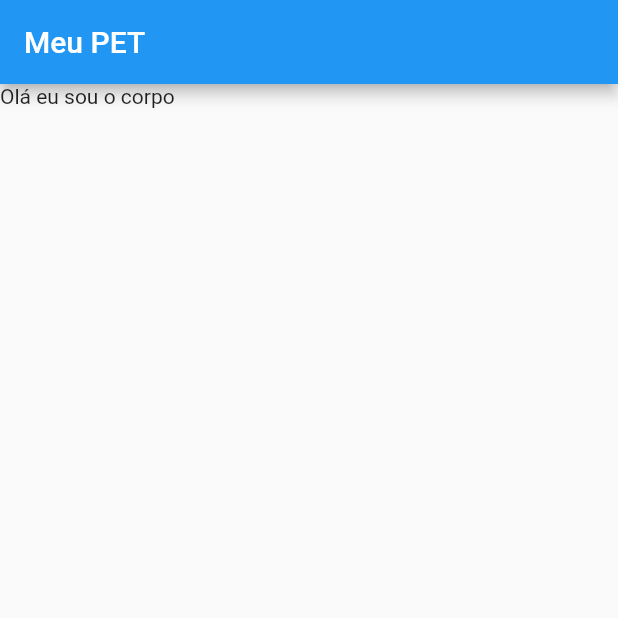
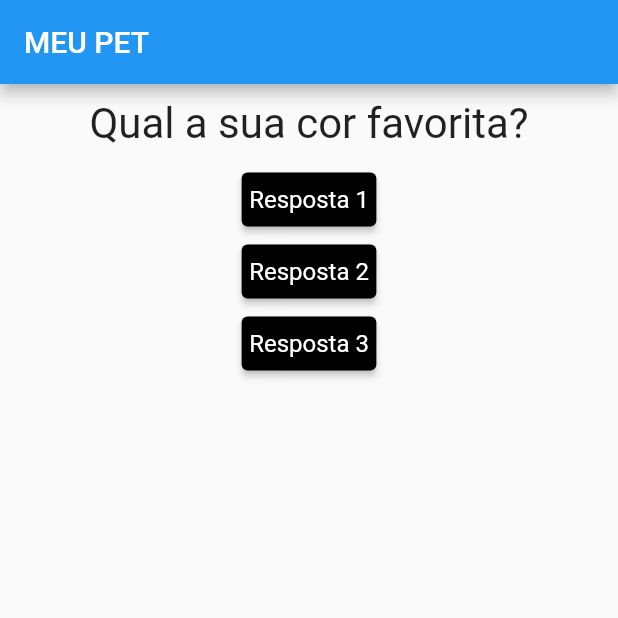
Before and after one commit to thiago-anjos/flutter-perguntas-respostas, a Flutter app: the screen it shows after launch, on a phone screen of 412 x 824 dp, the top half of it. Run offline on Flutter 3.47's test engine with Material 2 defaults, Android fonts, the phone set to English and light mode, and no system bars.

Commit message:
criação do widget de questão e resposta

```diff
--- a/lib/main.dart
+++ b/lib/main.dart
@@ -1,16 +1,47 @@
 import 'package:flutter/material.dart';
+import './questao.dart';
+import './resposta.dart';
 
 void main() => runApp(PerguntaApp());
 
-class PerguntaApp extends StatelessWidget {
+class _PerguntaAppState extends State<PerguntaApp> {
+  void _responder() {
+    setState(() {
+      _perguntaSelecionada++;
+    });
+    print('pergunta respondida $_perguntaSelecionada');
+  }
+
+  var _perguntaSelecionada = 0;
+
   @override
   Widget build(BuildContext context) {
+    final perguntas = [
+      'Qual a sua cor favorita?',
+      'Qual é o seu animal favorito?'
+    ];
+
     return MaterialApp(
         home: Scaffold(
       appBar: AppBar(
-        title: Text('Meu PET'),
+        title: Text(
+          'MEU PET',
+        ),
       ),
-      body: Text('Olá eu sou o corpo'),
+      body: Column(
+        children: <Widget>[
+          Questao(perguntas[_perguntaSelecionada]),
+          Resposta('Resposta 1', _responder),
+          Resposta('Resposta 2', _responder),
+          Resposta('Resposta 3', _responder),
+        ],
+      ),
     ));
   }
 }
+
+class PerguntaApp extends StatefulWidget {
+  State<PerguntaApp> createState() {
+    return _PerguntaAppState();
+  }
+}
--- /dev/null
+++ b/lib/questao.dart
@@ -0,0 +1,22 @@
+import 'package:flutter/material.dart';
+
+class Questao extends StatelessWidget {
+  final String texto;
+
+  Questao(this.texto);
+
+  @override
+  Widget build(BuildContext context) {
+    return Container(
+      width: double.infinity,
+      margin: EdgeInsets.all(10),
+      child: Text(
+        texto,
+        style: TextStyle(
+          fontSize: 28,
+        ),
+        textAlign: TextAlign.center,
+      ),
+    );
+  }
+}
--- /dev/null
+++ b/lib/resposta.dart
@@ -0,0 +1,19 @@
+import 'package:flutter/material.dart';
+
+class Resposta extends StatelessWidget {
+  final String texto;
+  final VoidCallback _responder;
+  Resposta(this.texto, this._responder);
+
+  @override
+  Widget build(BuildContext context) {
+    return ElevatedButton(
+      onPressed: _responder,
+      child: Text(texto),
+      style: ButtonStyle(
+          backgroundColor: MaterialStateProperty.all(Colors.black),
+          padding: MaterialStateProperty.all(EdgeInsets.all(5)),
+          textStyle: MaterialStateProperty.all(TextStyle(fontSize: 16))),
+    );
+  }
+}
```
